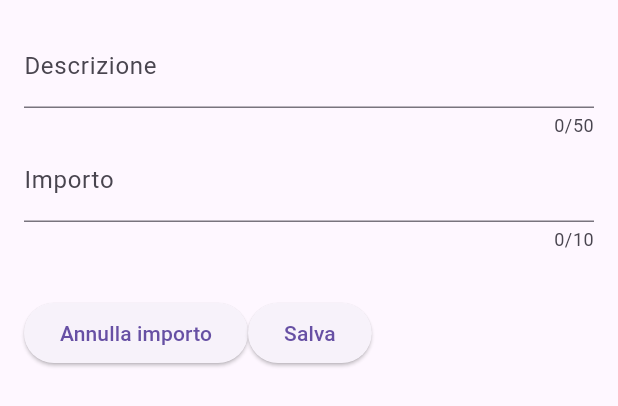
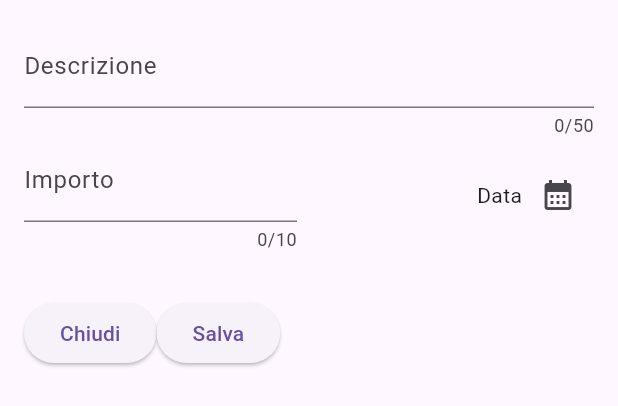
Before and after one commit to cristianmarcelli/expense_tracker, a Flutter app: the NewExpense widget shown alone on an empty page, opened directly, on a phone screen of 412 x 824 dp. Shown: the top 406 px of the screen. Run offline on Flutter 3.47's test engine with Material 3 defaults, Android fonts, the phone set to English and light mode, and no system bars.

```diff
--- a/lib/widgets/new_expense.dart
+++ b/lib/widgets/new_expense.dart
@@ -34,7 +34,10 @@ class _NewExpenseState extends State<NewExpense> {
                 label: Text('Descrizione'),
               ),
             ),
-            TextField(
+            Row(
+              children: [
+                Expanded(
+                  child: TextField(
                     controller: _amountController,
                     keyboardType:
                         const TextInputType.numberWithOptions(decimal: true),
@@ -44,6 +47,23 @@ class _NewExpenseState extends State<NewExpense> {
                       labelText: 'Importo',
                     ),
                   ),
+                ),
+                const SizedBox(width: 16),
+                Expanded(
+                  child: Row(
+                    mainAxisAlignment: MainAxisAlignment.end,
+                    crossAxisAlignment: CrossAxisAlignment.center,
+                    children: [
+                      const Text('Data'),
+                      IconButton(
+                        onPressed: _presentDatePicker,
+                        icon: const Icon(Icons.calendar_month),
+                      )
+                    ],
+                  ),
+                )
+              ],
+            ),
             const SizedBox(
               height: 30,
             ),
@@ -51,9 +71,9 @@ class _NewExpenseState extends State<NewExpense> {
               children: [
                 ElevatedButton(
                   onPressed: () {
-                    _resetAmount();
+                    Navigator.pop(context);
                   },
-                  child: const Text('Annulla importo'),
+                  child: const Text('Chiudi'),
                 ),
                 ElevatedButton(
                   onPressed: () {
@@ -68,10 +88,15 @@ class _NewExpenseState extends State<NewExpense> {
         ));
   }
 
-  void _resetAmount() {
-    setState(() {
-      _amountController.text = "";
-    });
+  void _presentDatePicker() {
+    final now = DateTime.now();
+    final firstDate = DateTime(now.year - 1, now.month, now.day);
+    showDatePicker(
+      context: context,
+      initialDate: now,
+      firstDate: firstDate,
+      lastDate: now,
+    );
   }
 
   @override
```
Lines whose indentation alone changed are shown as unchanged.
